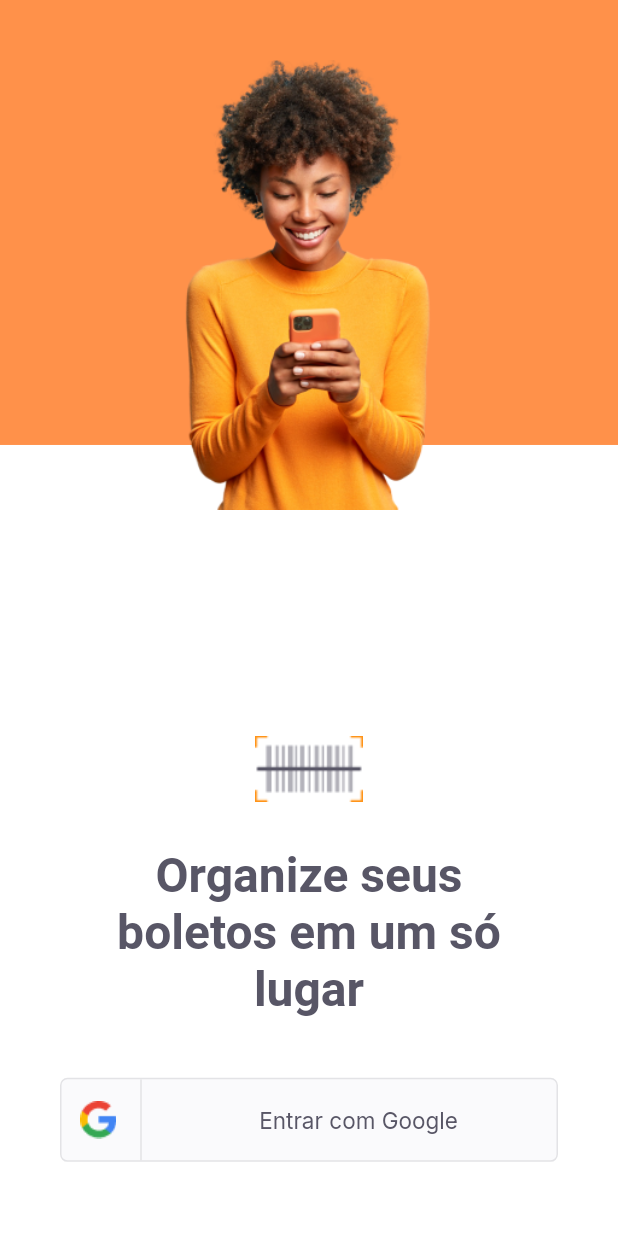
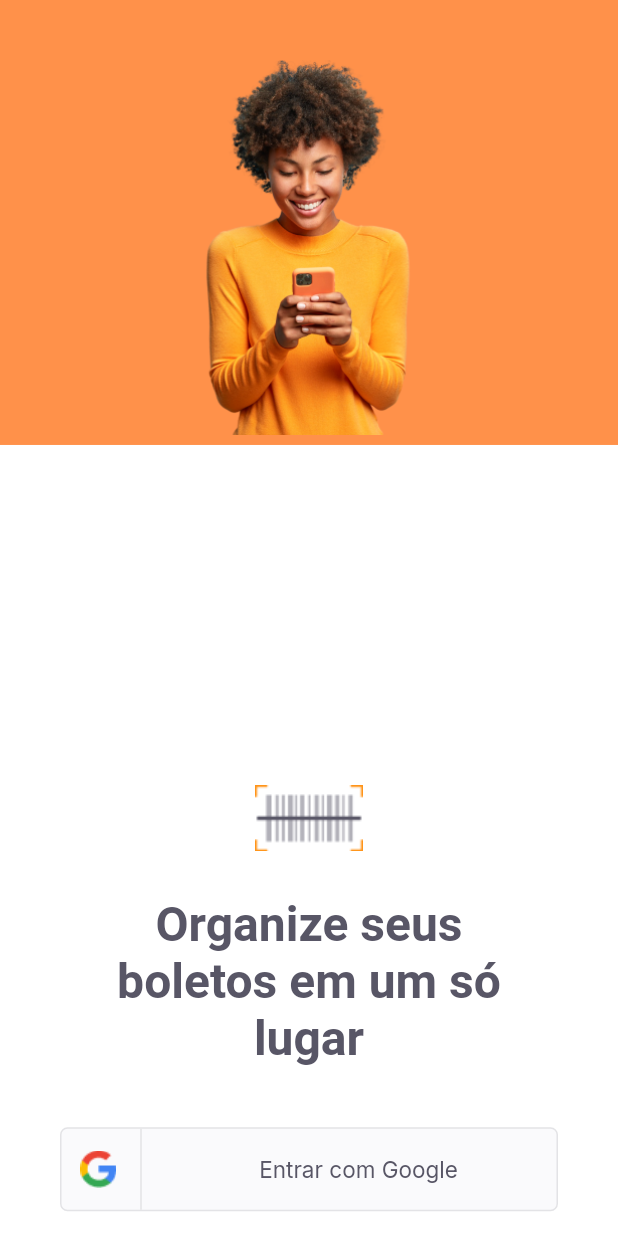
Before and after one commit to KelvinLopes/payflow, a Flutter app: the screen it shows after launch, on a phone screen of 412 x 824 dp. Run offline on Flutter 3.47's test engine with Material 2 defaults, Android fonts, the phone set to English and light mode, and no system bars; our stand-ins replace firebase_core, google_fonts, google_sign_in, shared_preferences; accounts and stored records are empty.

Commit message:
New update 🚀

```diff
--- /dev/null
+++ b/lib/app_widget.dart
@@ -0,0 +1,22 @@
+import 'package:flutter/material.dart';
+import 'package:payflow/modules/home/home_page.dart';
+import 'package:payflow/modules/splash/splash_page.dart';
+
+import 'modules/login/login_page.dart';
+import 'shared/themes/app_colors.dart';
+
+class AppWidget extends StatelessWidget {
+  @override
+  Widget build(BuildContext context) {
+    return MaterialApp(
+      title: 'Pay Flow',
+      theme: ThemeData(primaryColor: AppColors.primary),
+      initialRoute: "/splash",
+      routes: {
+        "/splash": (context) => SplashPage(),
+        "/home": (context) => HomePage(),
+        "/login": (context) => LoginPage(),
+      },
+    );
+  }
+}
--- a/lib/main.dart
+++ b/lib/main.dart
@@ -1,22 +1,40 @@
+import 'package:firebase_core/firebase_core.dart';
 import 'package:flutter/material.dart';
-import 'package:payflow/modules/login/login_page.dart';
-import 'package:payflow/modules/splash/splash_page.dart';
-import 'package:payflow/shared/themes/app_colors.dart';
+import 'package:payflow/app_widget.dart';
 
 void main() {
-  runApp(AppWidget());
+  runApp(AppFirebase());
 }
 
-class AppWidget extends StatelessWidget {
-  // This widget is the root of your application.
+class AppFirebase extends StatefulWidget {
+  @override
+  _AppFirebaseState createState() => _AppFirebaseState();
+}
+
+class _AppFirebaseState extends State<AppFirebase> {
+  final Future<FirebaseApp> _initialization = Firebase.initializeApp();
+
   @override
   Widget build(BuildContext context) {
-    return MaterialApp(
-      title: 'Pay Flow',
-      theme: ThemeData(
-        primaryColor: AppColors.primary,
-      ),
-      home: LoginPage(),
-    );
+    return FutureBuilder(
+        future: _initialization,
+        builder: (context, snapshot) {
+          if (snapshot.hasError) {
+            return Material(
+              child: Center(
+                child: Text(
+                  'Não foi possível inicializar o Firebase',
+                  textDirection: TextDirection.ltr,
+                ),
+              ),
+            );
+          } else if (snapshot.connectionState == ConnectionState.done) {
+            return AppWidget();
+          } else {
+            return Material(
+              child: Center(child: CircularProgressIndicator()),
+            );
+          }
+        });
   }
 }
--- a/lib/modules/login/login_page.dart
+++ b/lib/modules/login/login_page.dart
@@ -1,4 +1,5 @@
 import 'package:flutter/material.dart';
+import 'package:payflow/modules/login/login_controller.dart';
 import 'package:payflow/shared/themes/app_colors.dart';
 import 'package:payflow/shared/themes/app_images.dart';
 import 'package:payflow/shared/themes/app_text_styles.dart';
@@ -12,6 +13,8 @@ class LoginPage extends StatefulWidget {
 }
 
 class _LoginPageState extends State<LoginPage> {
+  final controller = LoginController();
+
   @override
   Widget build(BuildContext context) {
     final size = MediaQuery.of(context).size;
@@ -34,11 +37,11 @@ class _LoginPageState extends State<LoginPage> {
               child: Image.asset(
                 AppImages.person,
                 width: 208,
-                height: 300,
+                height: 250,
               ),
             ),
             Positioned(
-              bottom: size.height * 0.06,
+              bottom: size.height * 0.02,
               left: 0,
               right: 0,
               child: Column(
@@ -60,7 +63,7 @@ class _LoginPageState extends State<LoginPage> {
                         const EdgeInsets.only(top: 40, left: 40, right: 40),
                     child: SocialLoginButton(
                       onTap: () {
-                        print('Clicked');
+                        controller.googleSignIn(context);
                       },
                     ),
                   ),
--- a/lib/modules/splash/splash_page.dart
+++ b/lib/modules/splash/splash_page.dart
@@ -1,4 +1,5 @@
 import 'package:flutter/material.dart';
+import 'package:payflow/shared/auth/auth_controller.dart';
 import 'package:payflow/shared/themes/app_colors.dart';
 import 'package:payflow/shared/themes/app_images.dart';
 
@@ -7,6 +8,8 @@ class SplashPage extends StatelessWidget {
 
   @override
   Widget build(BuildContext context) {
+    final authController = AuthController();
+    authController.currentUser(context);
     return Scaffold(
       backgroundColor: AppColors.background,
       body: Stack(
--- /dev/null
+++ b/lib/shared/models/user_model.dart
@@ -0,0 +1,22 @@
+import 'dart:convert';
+
+class UserModel {
+  final String name;
+  final String? photoURL;
+
+  UserModel({required this.name, this.photoURL});
+
+  factory UserModel.fromMap(Map<String, dynamic> map) {
+    return UserModel(name: map['name'], photoURL: map['photoURL']);
+  }
+
+  factory UserModel.fromJson(String json) =>
+      UserModel.fromMap(jsonDecode(json));
+
+  Map<String, dynamic> toMap() => {
+        'name': name,
+        'photoURL': photoURL,
+      };
+
+  String toJson() => jsonEncode(toMap());
+}
--- a/pubspec.yaml
+++ b/pubspec.yaml
@@ -29,6 +29,11 @@ dependencies:
   # Use with the CupertinoIcons class for iOS style icons.
   cupertino_icons: ^1.0.2
   google_fonts: ^2.1.0
+  firebase_core: ^1.3.0
+  google_sign_in: ^5.0.4
+  google_sign_in_web: ^0.10.0
+  shared_preferences: ^2.0.6
+
 
 dev_dependencies:
   flutter_test:
```
Also changed, not shown: lib/modules/login/login_controller.dart (added, +26 -0 lines), lib/shared/auth/auth_controller.dart (added, +37 -0 lines), pubspec.lock, 3 other files.
